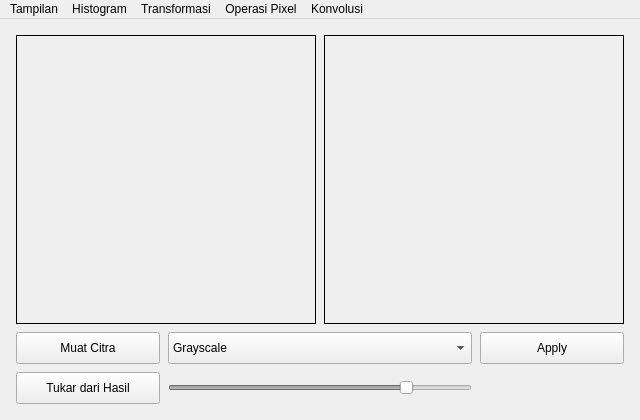
Qt form gui.ui (sglkc/pengolahan-citra-digital) before a commit.
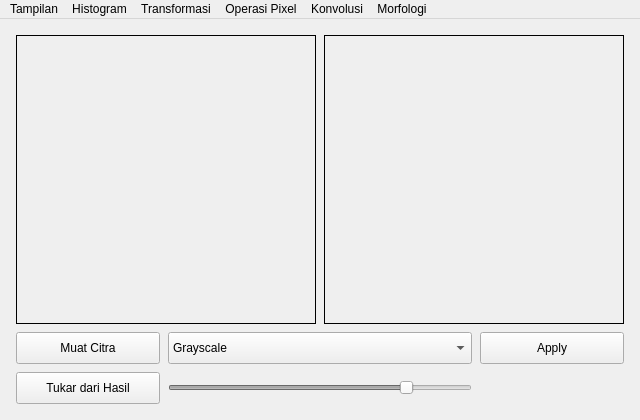
The same form after that commit.

Commit message: feat(G1): selesai

Patch:
```diff
--- a/gui.ui
+++ b/gui.ui
@@ -353,11 +353,21 @@
     <addaction name="tampilanPopUp"/>
     <addaction name="tampilanScale"/>
    </widget>
+   <widget class="QMenu" name="mfMenu">
+    <property name="title">
+     <string>Morfologi</string>
+    </property>
+    <addaction name="mfDilasi"/>
+    <addaction name="mfErosi"/>
+    <addaction name="mfOpening"/>
+    <addaction name="mfClosing"/>
+   </widget>
    <addaction name="tampilanMenu"/>
    <addaction name="hgMenu"/>
    <addaction name="tfMenu"/>
    <addaction name="opMenu"/>
    <addaction name="kvMenu"/>
+   <addaction name="mfMenu"/>
   </widget>
   <action name="hgGrayscale">
    <property name="text">
```
Left out of the diff: 20 changed lines with no effect on the pictures. The commit also changes 2 other files.
